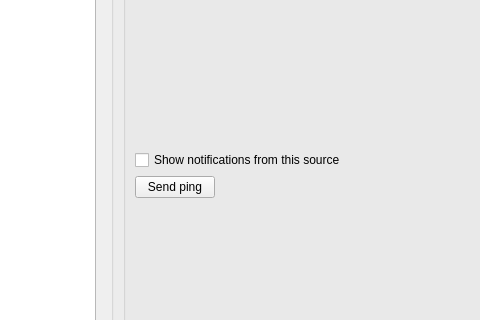
Above: kcm/kcm.ui from KDE/kdeconnect-kde before the change; both pictures show x 156 to 636 and y 93 to 413 of the 949 by 528 pixel window. Below: the same form after it.
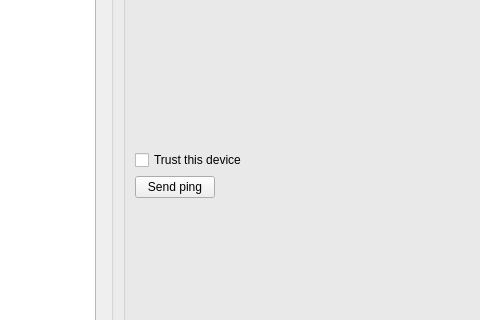
That is the form after the change.

What changed in the file:
```diff
--- a/kcm/kcm.ui
+++ b/kcm/kcm.ui
@@ -93,7 +93,7 @@
             </sizepolicy>
            </property>
            <property name="text">
-            <string>Show notifications from this source</string>
+            <string>Trust this device</string>
            </property>
           </widget>
          </item>
```
